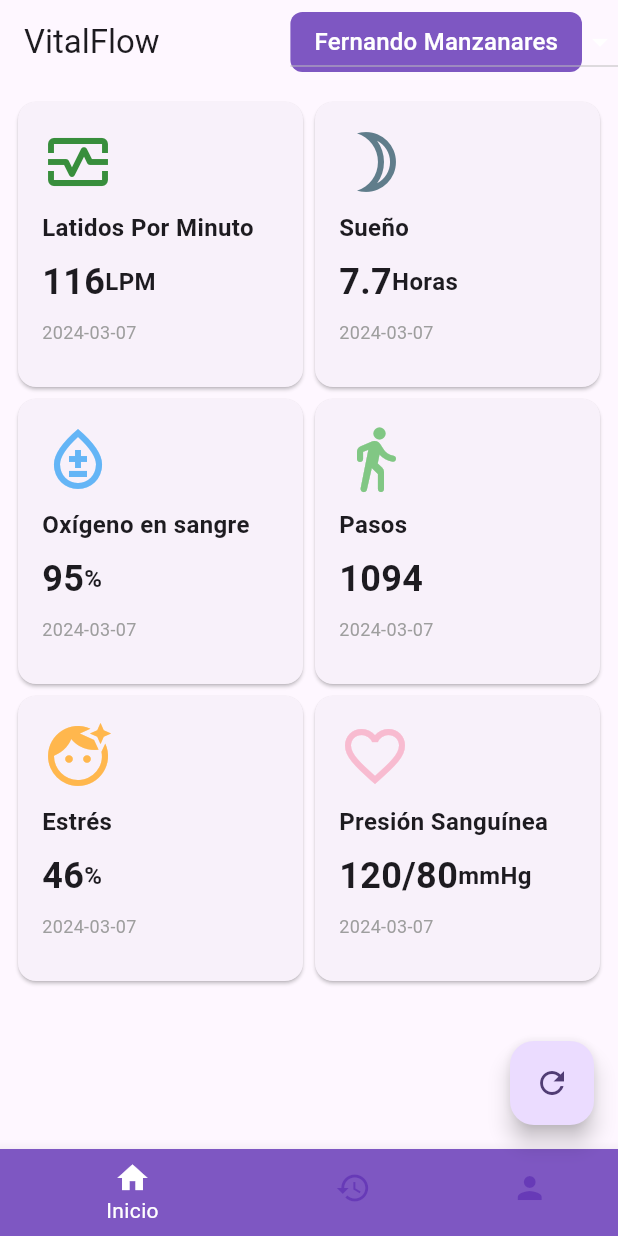
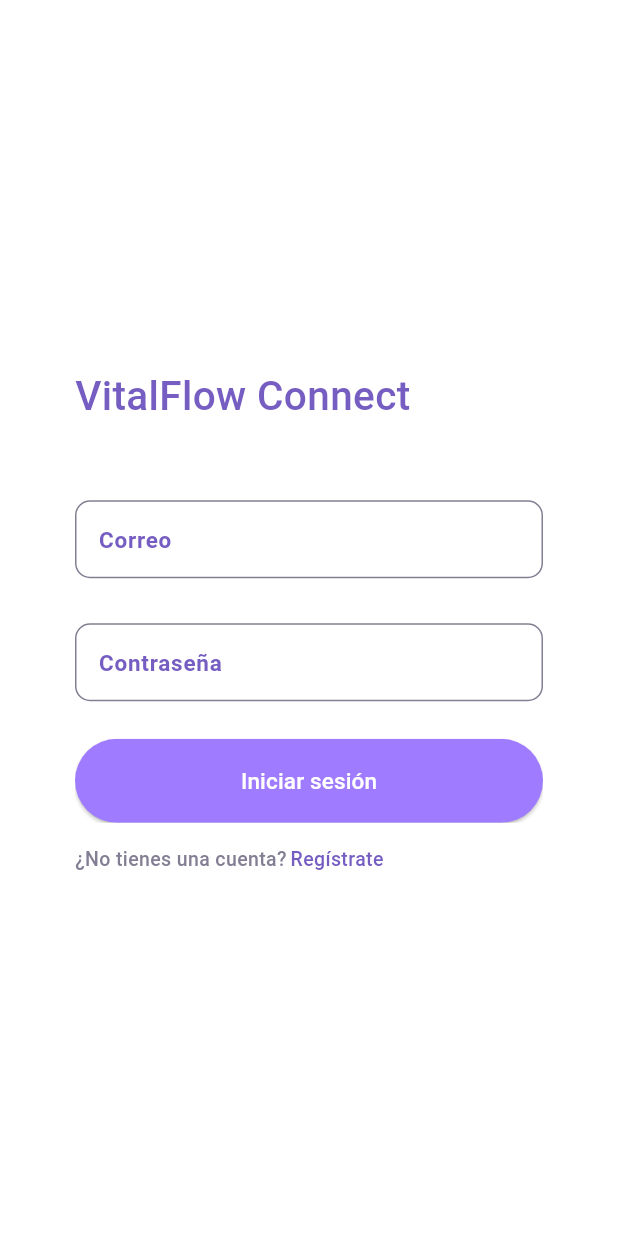
Before and after one commit to FernandoOrtizz/vitalflow_connect, a Flutter app: the screen it shows after launch, on a phone screen of 412 x 824 dp. Run offline on Flutter 3.47's test engine with Material 3 defaults, Android fonts, the light colour scheme and no system bars; our stand-ins replace firebase_core, fl_chart; missing offline and left inert: health; accounts and stored records are empty; Roboto replaces fonts that are missing (Poppins).

Commit message:
Se agrega el diseño del login y los graficos para los signos

```diff
--- a/lib/main.dart
+++ b/lib/main.dart
@@ -1,22 +1,24 @@
 import 'package:firebase_core/firebase_core.dart';
 import 'package:flutter/material.dart';
 import 'package:vitalflow_connect/firebase_options.dart';
-import 'package:vitalflow_connect/src/ui/pages/home/home_page.dart';
+import 'package:vitalflow_connect/src/ui/pages/login/login_page.dart';
 
 void main() async {
   WidgetsFlutterBinding.ensureInitialized();
   await Firebase.initializeApp(
     options: DefaultFirebaseOptions.currentPlatform,
   );
-  runApp(const MyApp());
+
+  runApp(MyApp());
 }
 
 class MyApp extends StatelessWidget {
-  const MyApp({super.key});
+  const MyApp({Key? key}) : super(key: key);
 
-  // This widget is the root of your application.
   @override
   Widget build(BuildContext context) {
+    final PageController controller = PageController();
+
     return MaterialApp(
       title: 'VitalFlow',
       theme: ThemeData(
@@ -24,7 +26,7 @@ class MyApp extends StatelessWidget {
             ColorScheme.fromSeed(seedColor: Colors.deepPurple.shade400),
         useMaterial3: true,
       ),
-      home: const HomePage(),
+      home: LoginPage(controller: controller),
     );
   }
 }
--- a/lib/src/ui/pages/home/home_page.dart
+++ b/lib/src/ui/pages/home/home_page.dart
@@ -3,7 +3,7 @@ import 'package:vitalflow_connect/src/ui/pages/history/history_page.dart';
 import 'package:vitalflow_connect/src/ui/pages/home/home_controller.dart';
 import 'package:vitalflow_connect/src/ui/widgets/bottom_menu.dart';
 import 'package:vitalflow_connect/src/ui/widgets/custom_appbar.dart';
-import '../../widgets/card_widget.dart';
+import '../../widgets/home/card_widget.dart';
 
 class HomePage extends StatefulWidget {
   const HomePage({Key? key}) : super(key: key);
--- /dev/null
+++ b/lib/src/ui/pages/login/login_page.dart
@@ -0,0 +1,187 @@
+import 'package:flutter/material.dart';
+import 'package:vitalflow_connect/src/ui/pages/home/home_page.dart';
+
+class LoginPage extends StatefulWidget {
+  const LoginPage({Key? key, required this.controller}) : super(key: key);
+
+  final PageController controller;
+
+  @override
+  State<LoginPage> createState() => _LoginScreenState();
+}
+
+class _LoginScreenState extends State<LoginPage> {
+  final TextEditingController _emailController = TextEditingController();
+  final TextEditingController _passController = TextEditingController();
+
+  @override
+  Widget build(BuildContext context) {
+    return Scaffold(
+      backgroundColor: Colors.white,
+      body: Center(
+        child: SingleChildScrollView(
+          child: Padding(
+            padding: const EdgeInsets.symmetric(horizontal: 50),
+            child: Column(
+              crossAxisAlignment: CrossAxisAlignment.start,
+              children: [
+                const SizedBox(
+                  height: 18,
+                ),
+                const Text(
+                  'VitalFlow Connect',
+                  style: TextStyle(
+                    color: Color(0xFF755DC1),
+                    fontSize: 27,
+                    fontFamily: 'Poppins',
+                    fontWeight: FontWeight.w500,
+                  ),
+                ),
+                const SizedBox(
+                  height: 50,
+                ),
+                TextField(
+                  controller: _emailController,
+                  textAlign: TextAlign.center,
+                  style: const TextStyle(
+                    color: Color(0xFF393939),
+                    fontSize: 13,
+                    fontFamily: 'Poppins',
+                    fontWeight: FontWeight.w400,
+                  ),
+                  decoration: const InputDecoration(
+                    labelText: 'Correo',
+                    labelStyle: TextStyle(
+                      color: Color(0xFF755DC1),
+                      fontSize: 15,
+                      fontFamily: 'Poppins',
+                      fontWeight: FontWeight.w600,
+                    ),
+                    enabledBorder: OutlineInputBorder(
+                      borderRadius: BorderRadius.all(Radius.circular(10)),
+                      borderSide: BorderSide(
+                        width: 1,
+                        color: Color(0xFF837E93),
+                      ),
+                    ),
+                    focusedBorder: OutlineInputBorder(
+                      borderRadius: BorderRadius.all(Radius.circular(10)),
+                      borderSide: BorderSide(
+                        width: 1,
+                        color: Color(0xFF9F7BFF),
+                      ),
+                    ),
+                  ),
+                ),
+                const SizedBox(
+                  height: 30,
+                ),
+                TextField(
+                  controller: _passController,
+                  textAlign: TextAlign.center,
+                  style: const TextStyle(
+                    color: Color(0xFF393939),
+                    fontSize: 13,
+                    fontFamily: 'Poppins',
+                    fontWeight: FontWeight.w400,
+                  ),
+                  decoration: const InputDecoration(
+                    labelText: 'Contraseña',
+                    labelStyle: TextStyle(
+                      color: Color(0xFF755DC1),
+                      fontSize: 15,
+                      fontFamily: 'Poppins',
+                      fontWeight: FontWeight.w600,
+                    ),
+                    enabledBorder: OutlineInputBorder(
+                      borderRadius: BorderRadius.all(Radius.circular(10)),
+                      borderSide: BorderSide(
+                        width: 1,
+                        color: Color(0xFF837E93),
+                      ),
+                    ),
+                    focusedBorder: OutlineInputBorder(
+                      borderRadius: BorderRadius.all(Radius.circular(10)),
+                      borderSide: BorderSide(
+                        width: 1,
+                        color: Color(0xFF9F7BFF),
+                      ),
+                    ),
+                  ),
+                ),
+                const SizedBox(
+                  height: 25,
+                ),
+                ClipRRect(
+                  borderRadius: const BorderRadius.all(Radius.circular(10)),
+                  child: SizedBox(
+                    width: 329,
+                    height: 56,
+                    child: ElevatedButton(
+                      onPressed: () {
+                        Navigator.pushReplacement(
+                            context,
+                            MaterialPageRoute(
+                                builder: (context) => const HomePage()));
+                      },
+                      style: ElevatedButton.styleFrom(
+                        backgroundColor: const Color(0xFF9F7BFF),
+                      ),
+                      child: const Text(
+                        'Iniciar sesión',
+                        style: TextStyle(
+                          color: Colors.white,
+                          fontSize: 15,
+                          fontFamily: 'Poppins',
+                          fontWeight: FontWeight.w500,
+                        ),
+                      ),
+                    ),
+                  ),
+                ),
+                const SizedBox(
+                  height: 15,
+                ),
+                Row(
+                  children: [
+                    const Text(
+                      '¿No tienes una cuenta?',
+                      style: TextStyle(
+                        color: Color(0xFF837E93),
+                        fontSize: 13,
+                        fontFamily: 'Poppins',
+                        fontWeight: FontWeight.w500,
+                      ),
+                    ),
+                    const SizedBox(
+                      width: 2.5,
+                    ),
+                    InkWell(
+                      onTap: () {
+                        widget.controller.animateToPage(1,
+                            duration: const Duration(milliseconds: 500),
+                            curve: Curves.ease);
+                      },
+                      child: const Text(
+                        'Regístrate',
+                        style: TextStyle(
+                          color: Color(0xFF755DC1),
+                          fontSize: 13,
+                          fontFamily: 'Poppins',
+                          fontWeight: FontWeight.w500,
+                        ),
+                      ),
+                    ),
+                  ],
+                ),
+                const SizedBox(
+                  height: 15,
+                ),
+              ],
+            ),
+          ),
+        ),
+      ),
+    );
+  }
+}
--- a/lib/src/ui/widgets/custom_appbar.dart
+++ b/lib/src/ui/widgets/custom_appbar.dart
@@ -19,13 +19,14 @@ class CustomAppBar extends StatelessWidget implements PreferredSizeWidget {
 
   Widget _buildDropdownButton() {
     const List<String> options = [
-      'Agregar +',
+      'Compartir mi VitalFlow',
+      'Agregar un VitalFlow',
       'Vista General',
       'Fernando Manzanares',
       'Hernan Reyes',
       'Ericson Martinez',
     ];
-    String selectedOption = options[2];
+    String selectedOption = options[3];
 
     return DropdownButton<String>(
       icon: const Icon(
```
Also changed, not shown: lib/src/ui/pages/history/history_stats_page.dart (+58 -5 lines), lib/src/ui/widgets/charts/history_barchart.dart (renamed from lib/src/ui/widgets/history_barchart.dart, +9 -4 lines), lib/src/ui/widgets/charts/history_piechart.dart (added, +81 -0 lines), lib/src/ui/widgets/home/card_widget.dart (renamed from lib/src/ui/widgets/card_widget.dart).
